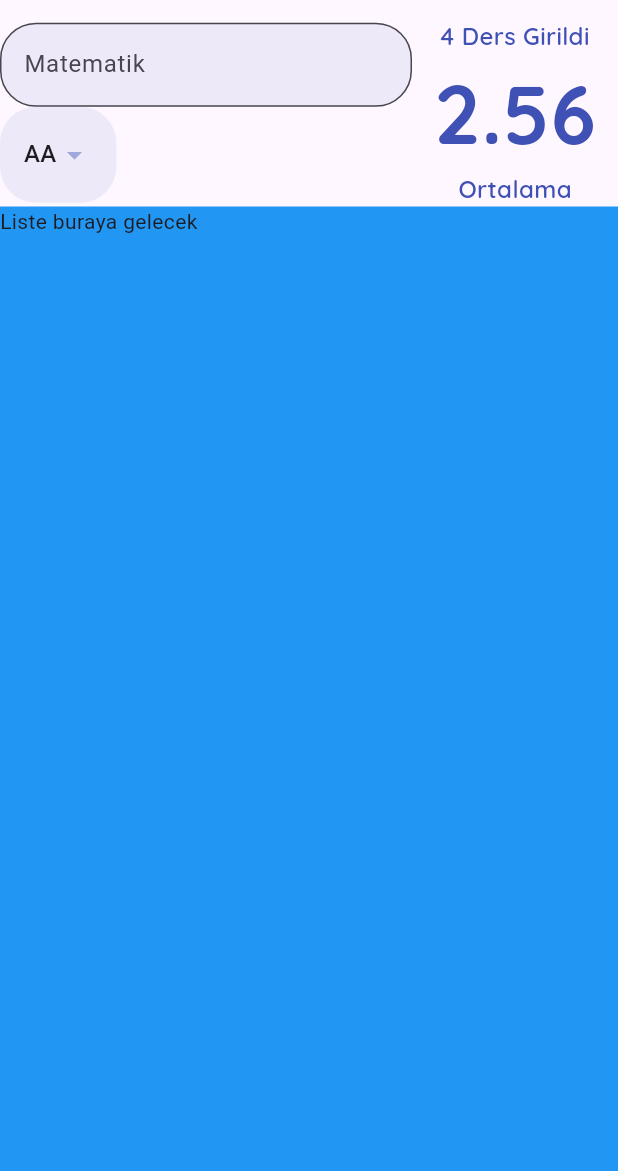
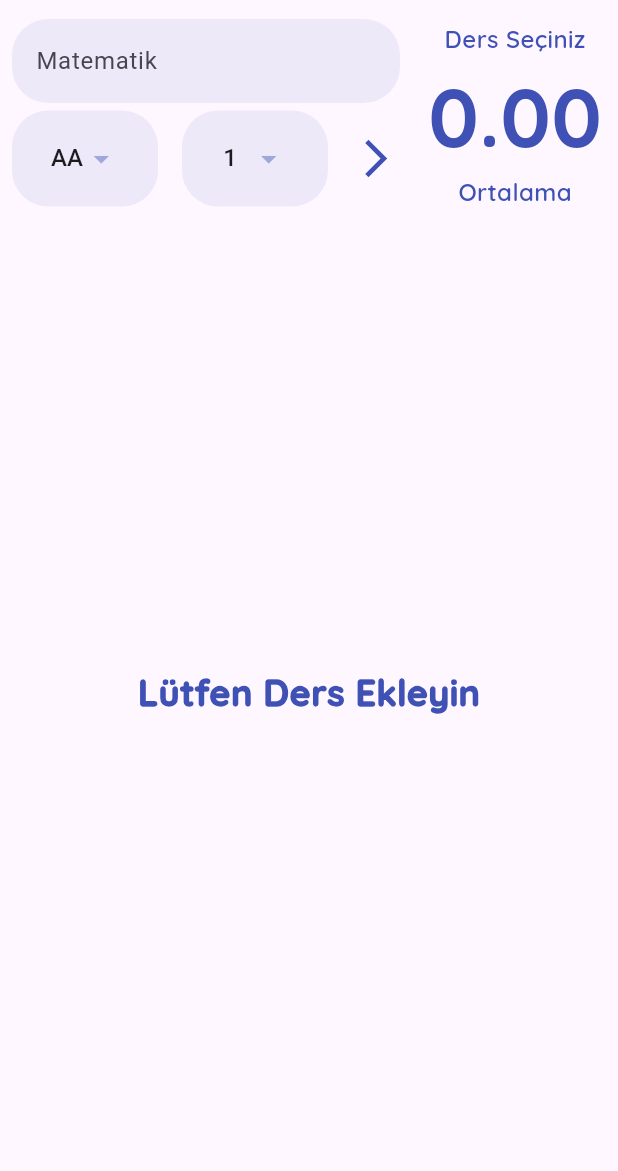
Before and after one commit to baldking1629/dinamik_ortalama_hesapla, a Flutter app: the screen it shows after launch, on a phone screen of 412 x 824 dp, the part 65-1236 px from its top. Run offline on Flutter 3.47's test engine with Material 3 defaults, Android fonts, the phone set to English and light mode, and no system bars; our stand-ins replace google_fonts.

Commit message:
ortalama hesaplama projesi tamamlanmıştır.

```diff
--- a/lib/constants/app_constant.dart
+++ b/lib/constants/app_constant.dart
@@ -27,4 +27,6 @@ class Sabitler {
 
   static final dropDownPadding =
       EdgeInsets.symmetric(horizontal: 16, vertical: 8);
+
+  static final yatayPadding8 =  EdgeInsets.symmetric(horizontal: 8);
 }
--- a/lib/helper/data_helper.dart
+++ b/lib/helper/data_helper.dart
@@ -1,8 +1,28 @@
+import 'package:dinamik_ortalama_hesapla/model/ders.dart';
 import 'package:flutter/material.dart';
 
 class DataHelper {
+  static List<Ders> tumEklenenDersler = [];
+
+  static dersEkle(Ders ders) {
+    tumEklenenDersler.add(ders);
+    ortalamaHesapla();
+  }
+
   static List<String> _tumDerslerinHarfleri() {
     return ['AA', 'BA', 'BB', 'CB', 'CC', 'DC', 'DD', 'FD', 'FF'];
+  }
+
+  static double ortalamaHesapla() {
+    double toplamNot = 0;
+    double toplamKredi = 0;
+
+    tumEklenenDersler.forEach((element) {
+      toplamNot = toplamNot + (element.krediDegeri * element.harfDegeri);
+      toplamKredi += element.krediDegeri;
+    });
+
+    return toplamNot / toplamKredi;
   }
 
   static double _harfiNotaCevir(String harf) {
@@ -40,4 +60,21 @@ class DataHelper {
         )
         .toList();
   }
+
+  static List<int> _tumKrediler() {
+    return List.generate(10, (index) => index + 1).toList();
+  }
+
+  static List<DropdownMenuItem<double>> tumDerslerinKredileri() {
+    return _tumKrediler()
+        .map(
+          (e) => DropdownMenuItem(
+            child: Text(
+              e.toString(),
+            ),
+            value: e.toDouble(),
+          ),
+        )
+        .toList();
+  }
 }
--- /dev/null
+++ b/lib/model/ders.dart
@@ -0,0 +1,7 @@
+class Ders {
+  final String ad;
+  final double harfDegeri;
+  final double krediDegeri;
+
+  Ders({required this.ad, required this.harfDegeri, required this.krediDegeri});
+}
--- /dev/null
+++ b/lib/widgets/ders_listesi.dart
@@ -0,0 +1,53 @@
+import 'package:dinamik_ortalama_hesapla/constants/app_constant.dart';
+import 'package:dinamik_ortalama_hesapla/helper/data_helper.dart';
+import 'package:dinamik_ortalama_hesapla/model/ders.dart';
+import 'package:flutter/material.dart';
+
+class DersListesi extends StatelessWidget {
+  final Function onElemanCikarildi;
+  const DersListesi({required this.onElemanCikarildi, super.key});
+
+  @override
+  Widget build(BuildContext context) {
+    List<Ders> tumDersler = DataHelper.tumEklenenDersler;
+    return tumDersler.length > 0
+        ? ListView.builder(
+            itemCount: tumDersler.length,
+            itemBuilder: (context, index) {
+              return Dismissible(
+                key: UniqueKey(),
+                direction: DismissDirection.startToEnd,
+                onDismissed: (a) {
+                  onElemanCikarildi(index);
+                },
+                child: Padding(
+                  padding: const EdgeInsets.all(2.0),
+                  child: Card(
+                    child: ListTile(
+                      title: Text(tumDersler[index].ad),
+                      leading: CircleAvatar(
+                        backgroundColor: Sabitler.anaRenk.shade100,
+                        child: Text(
+                          (tumDersler[index].harfDegeri *
+                                  tumDersler[index].krediDegeri)
+                              .toStringAsFixed(0),
+                          style: Sabitler.baslikStyle,
+                        ),
+                      ),
+                      subtitle: Text(
+                          '${tumDersler[index].krediDegeri} Kredi, ${tumDersler[index].harfDegeri} Harf Değeri '),
+                    ),
+                  ),
+                ),
+              );
+            })
+        : Container(
+            child: Center(
+              child: Text(
+                'Lütfen Ders Ekleyin',
+                style: Sabitler.baslikStyle,
+              ),
+            ),
+          );
+  }
+}
--- /dev/null
+++ b/lib/widgets/harf_dropdown_widget.dart
@@ -0,0 +1,43 @@
+import 'package:dinamik_ortalama_hesapla/constants/app_constant.dart';
+import 'package:dinamik_ortalama_hesapla/helper/data_helper.dart';
+import 'package:flutter/material.dart';
+
+class HarfDropDownWidget extends StatefulWidget {
+  final Function onHarfSecildi;
+  const HarfDropDownWidget({required this.onHarfSecildi, super.key});
+
+  @override
+  State<HarfDropDownWidget> createState() => _HarfDropDownWidgetState();
+}
+
+class _HarfDropDownWidgetState extends State<HarfDropDownWidget> {
+  double secilenHarfDegeri = 4;
+
+  @override
+  Widget build(BuildContext context) {
+    return Container(
+      alignment: Alignment.center,
+      padding: Sabitler.dropDownPadding,
+      decoration: BoxDecoration(
+        color: Sabitler.anaRenk.shade100.withOpacity(0.3),
+        borderRadius: Sabitler.borderRadius,
+      ),
+      child: DropdownButton<double>(
+        value: secilenHarfDegeri,
+        elevation: 16,
+        iconEnabledColor: Sabitler.anaRenk.shade200,
+        onChanged: (deger) => {
+          setState(
+            () {
+              secilenHarfDegeri = deger!;
+              widget.onHarfSecildi(secilenHarfDegeri);
+            },
+          )
+        },
+        underline: Container(),
+        items: DataHelper.tumDerslerinHarfleri(),
+      ),
+    );
+    ;
+  }
+}
--- /dev/null
+++ b/lib/widgets/kredi_dropdown_widget.dart
@@ -0,0 +1,43 @@
+import 'package:dinamik_ortalama_hesapla/constants/app_constant.dart';
+import 'package:dinamik_ortalama_hesapla/helper/data_helper.dart';
+import 'package:flutter/material.dart';
+
+class krediDropDownWidget extends StatefulWidget {
+  final Function onKrediSecildi;
+  const krediDropDownWidget({required this.onKrediSecildi, super.key});
+
+  @override
+  State<krediDropDownWidget> createState() => _krediDropDownWidgetState();
+}
+
+class _krediDropDownWidgetState extends State<krediDropDownWidget> {
+  double secilenKrediDegeri = 1;
+
+  @override
+  Widget build(BuildContext context) {
+    return Container(
+      alignment: Alignment.center,
+      padding: Sabitler.dropDownPadding,
+      decoration: BoxDecoration(
+        color: Sabitler.anaRenk.shade100.withOpacity(0.3),
+        borderRadius: Sabitler.borderRadius,
+      ),
+      child: DropdownButton<double>(
+        value: secilenKrediDegeri,
+        elevation: 16,
+        iconEnabledColor: Sabitler.anaRenk.shade200,
+        onChanged: (deger) => {
+          setState(
+            () {
+              secilenKrediDegeri = deger!;
+              widget.onKrediSecildi(secilenKrediDegeri);
+            },
+          )
+        },
+        underline: Container(),
+        items: DataHelper.tumDerslerinKredileri(),
+      ),
+    );
+    ;
+  }
+}
--- a/lib/widgets/ortalama_goster.dart
+++ b/lib/widgets/ortalama_goster.dart
@@ -19,7 +19,7 @@ class OrtalamaGoster extends StatelessWidget {
           style: Sabitler.ortalamaGosterBodyStyle,
         ),
         Text(
-          ortalama.toStringAsFixed(2),
+          ortalama > 0 ? ortalama.toStringAsFixed(2) : '0.00',
           style: Sabitler.ortalamaStyle,
         ),
         Text(
--- a/lib/widgets/ortalama_hesapla_page.dart
+++ b/lib/widgets/ortalama_hesapla_page.dart
@@ -1,5 +1,9 @@
 import 'package:dinamik_ortalama_hesapla/constants/app_constant.dart';
 import 'package:dinamik_ortalama_hesapla/helper/data_helper.dart';
+import 'package:dinamik_ortalama_hesapla/model/ders.dart';
+import 'package:dinamik_ortalama_hesapla/widgets/ders_listesi.dart';
+import 'package:dinamik_ortalama_hesapla/widgets/harf_dropdown_widget.dart';
+import 'package:dinamik_ortalama_hesapla/widgets/kredi_dropdown_widget.dart';
 import 'package:dinamik_ortalama_hesapla/widgets/ortalama_goster.dart';
 import 'package:flutter/material.dart';
 
@@ -12,11 +16,14 @@ class OrtalamaHesaplaPage extends StatefulWidget {
 
 class _OrtalamaHesaplaPageState extends State<OrtalamaHesaplaPage> {
   var formKey = GlobalKey<FormState>();
-  double secilenDeger = 4;
+  double secilenHarfDegeri = 4;
+  double secilenKrediDegeri = 1;
+  String girilenDersAdi = '';
 
   @override
   Widget build(BuildContext context) {
     return Scaffold(
+      resizeToAvoidBottomInset: false,
       appBar: AppBar(
         backgroundColor: Colors.transparent,
         elevation: 0,
@@ -36,18 +43,21 @@ class _OrtalamaHesaplaPageState extends State<OrtalamaHesaplaPage> {
                 flex: 2,
                 child: _buildForm(),
               ),
-              const Expanded(
+              Expanded(
                 flex: 1,
-                child: OrtalamaGoster(dersSayisi: 4, ortalama: 2.556),
+                child: OrtalamaGoster(
+                    dersSayisi: DataHelper.tumEklenenDersler.length,
+                    ortalama: DataHelper.ortalamaHesapla()),
               ),
             ],
           ),
-          Expanded(
-            child: Container(
-              color: Colors.blue,
-              child: Text("Liste buraya gelecek"),
-            ),
-          ),
+          Expanded(child: DersListesi(
+            onElemanCikarildi: (index) {
+              DataHelper.tumEklenenDersler.removeAt(index);
+              setState(() {});
+            },
+          )),
+
           //liste
         ],
       ),
@@ -59,12 +69,47 @@ class _OrtalamaHesaplaPageState extends State<OrtalamaHesaplaPage> {
       key: formKey,
       child: Column(
         children: [
-          _buildTextFormField(),
+          Padding(
+            padding: Sabitler.yatayPadding8,
+            child: _buildTextFormField(),
+          ),
+          const SizedBox(
+            height: 5,
+          ),
           Row(
+            mainAxisAlignment: MainAxisAlignment.spaceBetween,
             children: [
-              _buildHarfler(),
+              Expanded(
+                child: Padding(
+                  padding: Sabitler.yatayPadding8,
+                  child: HarfDropDownWidget(
+                    onHarfSecildi: (harf) {
+                      secilenHarfDegeri = harf;
+                    },
+                  ),
+                ),
+              ),
+              Expanded(
+                child: Padding(
+                  padding: Sabitler.yatayPadding8,
+                  child: krediDropDownWidget(
+                    onKrediSecildi: (kredi) {
+                      secilenKrediDegeri = kredi;
+                    },
+                  ),
+                ),
+              ),
+              IconButton(
+                onPressed: _dersEkleveOrtalamaHesapla,
+                icon: const Icon(Icons.arrow_forward_ios_sharp),
+                color: Sabitler.anaRenk,
+                iconSize: 30,
+              )
             ],
-          )
+          ),
+          SizedBox(
+            height: 5,
+          ),
         ],
       ),
     );
@@ -72,10 +117,23 @@ class _OrtalamaHesaplaPageState extends State<OrtalamaHesaplaPage> {
 
   _buildTextFormField() {
     return TextFormField(
+      onSaved: (deger) {
+        setState(() {
+          girilenDersAdi = deger!;
+        });
+      },
+      validator: (s) {
+        if (s!.length <= 0) {
+          return 'Ders adını giriniz.';
+        } else {
+          return null;
+        }
+      },
       decoration: InputDecoration(
         hintText: "Matematik",
         border: OutlineInputBorder(
           borderRadius: Sabitler.borderRadius,
+          borderSide: BorderSide.none,
         ),
         filled: true,
         fillColor: Sabitler.anaRenk.shade100.withOpacity(0.3),
@@ -83,27 +141,15 @@ class _OrtalamaHesaplaPageState extends State<OrtalamaHesaplaPage> {
     );
   }
 
-  _buildHarfler() {
-    return Container(
-      padding: Sabitler.dropDownPadding,
-      decoration: BoxDecoration(
-        color: Sabitler.anaRenk.shade100.withOpacity(0.3),
-        borderRadius: Sabitler.borderRadius,
-      ),
-      child: DropdownButton<double>(
-        value: secilenDeger,
-        elevation: 16,
-        iconEnabledColor: Sabitler.anaRenk.shade200,
-        onChanged: (deger) => {
-          setState(
-            () {
-              secilenDeger = deger!;
-            },
-          )
-        },
-        underline: Container(),
-        items: DataHelper.tumDerslerinHarfleri(),
-      ),
-    );
+  void _dersEkleveOrtalamaHesapla() {
+    if (formKey.currentState!.validate()) {
+      formKey.currentState!.save();
+      var eklenecekDers = Ders(
+          ad: girilenDersAdi,
+          harfDegeri: secilenHarfDegeri,
+          krediDegeri: secilenKrediDegeri);
+      DataHelper.dersEkle(eklenecekDers);
+      setState(() {});
+    }
   }
 }
```
